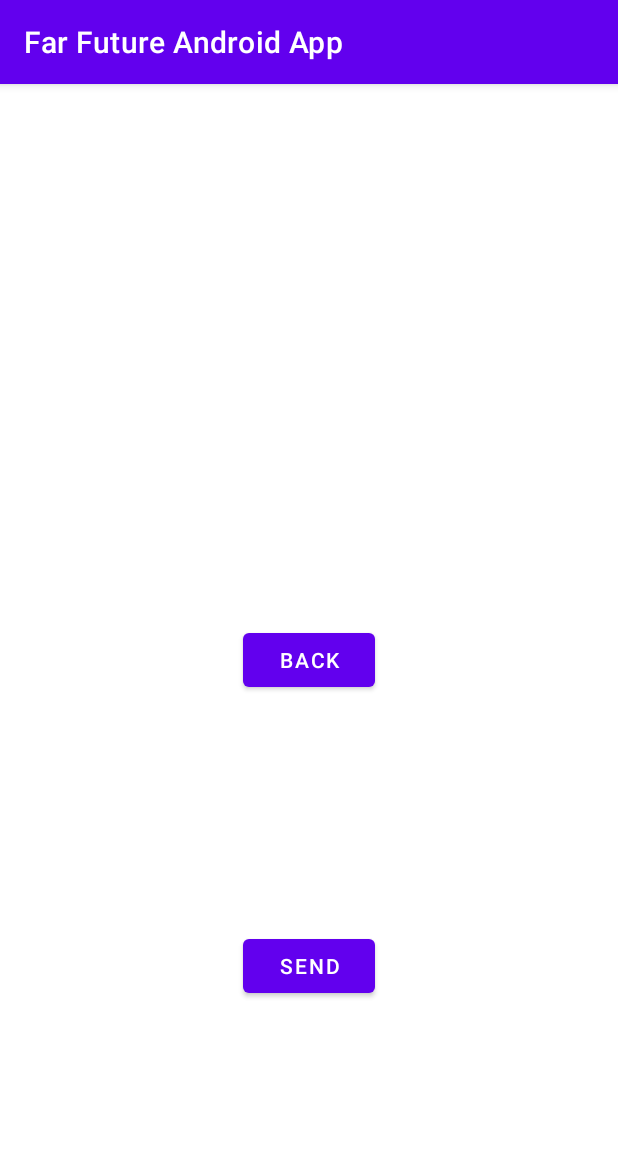
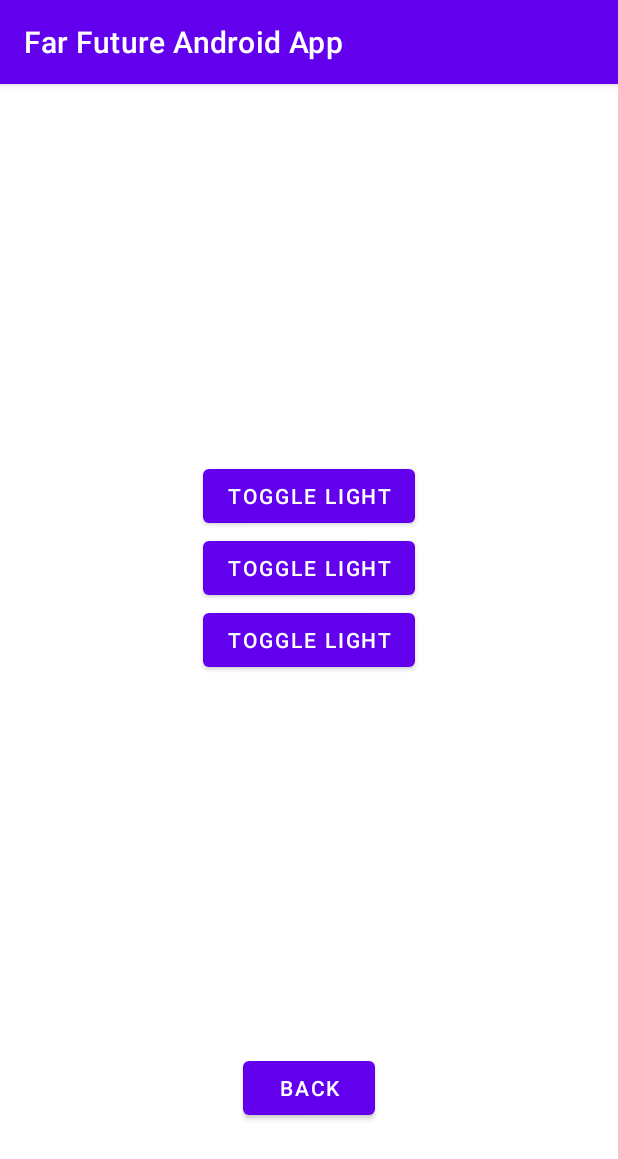
Before and after one commit to rgcesar/far-future, an Android app: the screen it shows after launch (Commands), after a tap on "REMOTE CONTROLS", on a phone screen of 412 x 824 dp. Shown: the top 1159 px of the screen. Run offline under Robolectric (Android 15) with nearby library versions, the phone set to English and light mode, and no system bars; libraries missing offline, so code that uses them is left out: com.amazonaws.mobile, com.amplifyframework, com.amplifyframework.api, com.amplifyframework.core, com.amplifyframework.kotlin and 2 more; 7 statements that could not run were skipped.

Commit message:
Continued web socket work
Now should be ready to send commands when we're ready for it.

```diff
--- a/FarFutureAndroidApp/app/build.gradle
+++ b/FarFutureAndroidApp/app/build.gradle
@@ -8,7 +8,7 @@ android {
 
     defaultConfig {
         applicationId "com.example.farfuture"
-        minSdkVersion 23
+        minSdkVersion 26
         targetSdkVersion 29
         versionCode 1
         versionName "1.0"
--- a/FarFutureAndroidApp/app/src/main/java/com/example/farfuture/FarFutureApp.kt
+++ b/FarFutureAndroidApp/app/src/main/java/com/example/farfuture/FarFutureApp.kt
@@ -6,20 +6,51 @@ import com.amplifyframework.api.rest.RestOptions
 import com.amplifyframework.kotlin.core.Amplify
 import io.socket.client.IO
 import io.socket.client.Socket
+import org.json.JSONObject
 import java.net.URI
 import java.net.URISyntaxException
 
+
+import java.time.LocalDateTime
+import java.time.ZoneId
+import java.time.format.FormatStyle
+import java.util.*
+import kotlin.collections.ArrayList
+import kotlin.concurrent.thread
+
+
 class FarFutureApp : Application() {
 
-    private val URL = "http://4e2fb8b750fc.ngrok.io/"
+    // private val URL = "http://4e2fb8b750fc.ngrok.io/"
+    private val URL = "http://f3de44f777b0.ngrok.io/"
     private var socket : Socket? = null
     private val SOCKET_TAG = "SocketIO"
+
+    var Time : MutableList<Date> = ArrayList<Date>()
+    var Tempurature : MutableList<Int> = ArrayList<Int>()
+    var Pressure : MutableList<Int> = ArrayList<Int>()
+    var Humidity : MutableList<Int> = ArrayList<Int>()
+    var LightLevel : MutableList<Int> = ArrayList<Int>()
 
     override fun onCreate() {
         super.onCreate()
 
 
-        // temp, pressure, humidity, light
+        // temp, pressure, humidity, light, waterlevel
+
+
+        val d1 : Date = parseDateString("2014-2-5 6:07:40")
+        val d2 : Date = parseDateString("2014-2-6 6:07:40")
+        val d3 : Date = parseDateString("2014-2-7 6:07:40")
+        val d4 : Date = parseDateString("2014-2-8 6:07:40")
+        val d5 : Date = parseDateString("2014-2-9 6:07:40")
+
+        //Time = arrayListOf(d1, d2, d3, d4, d5)
+        //Tempurature = arrayListOf(1, 2, 3, 4, 5)
+        //Pressure = arrayListOf(2, 2, 5, 4, 5)
+        //Humidity = arrayListOf(3, 2, 3, 4, 5)
+        //LightLevel = arrayListOf(4, 2, -1, 4, 5)
+
         try {
 
             val uri: URI = URI.create(URL)
@@ -36,6 +67,7 @@ class FarFutureApp : Application() {
         if (socket != null) {
             socket.on(Socket.EVENT_CONNECT) {
                 Log.i(SOCKET_TAG, "Socket connected.")
+
             }
             socket.on(Socket.EVENT_CONNECT_ERROR) {
                 Log.e(SOCKET_TAG, "Socket connection error")
@@ -44,15 +76,38 @@ class FarFutureApp : Application() {
                 Log.e(SOCKET_TAG, "Socket disconnected.")
             }
             socket.on("my response") { args ->
-                Log.d(SOCKET_TAG, args[0] as String)
+                //Log.d(SOCKET_TAG, args[0] as String)
+                socket.emit("server", "server")
             }
             socket.on("client") { args ->
                 Log.d(SOCKET_TAG, args[0] as String)
+                // time format "%Y-%m-%d %H:%M:%S"
+
+                val jsonObj = JSONObject(args[0] as String)
+                val time = jsonObj.getString("time")
+                val temp = jsonObj.getInt("temp")
+                val humidity = jsonObj.getInt("humidity")
+                val pressure = jsonObj.getInt("pressure")
+                val light = jsonObj.getInt("lightlevel")
+                Log.i(SOCKET_TAG, "Data received.")
+                Time.add(parseDateString(time))
+                Tempurature.add(temp)
+                Pressure.add(pressure)
+                Humidity.add(humidity)
+                LightLevel.add(light)
+
             }
             connectSocket()
+
+            Log.d(SOCKET_TAG, "End setup.")
         } else {
             Log.e(SOCKET_TAG, "Socket not initialized.")
         }
+        Log.d(SOCKET_TAG, "End setup.")
+
+
+
+
 
         /*
         try {
@@ -74,6 +129,7 @@ class FarFutureApp : Application() {
 
     fun connectSocket() {
         socket?.connect()
+
     }
 
     fun disconnectSocket() {
@@ -95,4 +151,26 @@ class FarFutureApp : Application() {
             "api"
         )
     }
+
+    fun parseDateString (dateString : String) : Date {
+        //"%Y-%m-%d %H:%M:%S"
+        var year : Int = 0
+        var month : Int = 0
+        var date : Int = 0
+        var hour : Int = 0
+        var minute : Int = 0
+        var second : Int = 0
+        val split = dateString.split("-", " ", ":")
+        year = split[0].toInt()
+        month = split[1].toInt()
+        date = split[2].toInt()
+        hour = split[3].toInt()
+        minute = split[4].toInt()
+        second = split[5].toInt()
+        val d1 : LocalDateTime = LocalDateTime.of(year, month, date, hour, minute, second)
+        return Date.from(d1.atZone(ZoneId.systemDefault()).toInstant())
+    }
+
+
+
 }
--- a/FarFutureAndroidApp/app/src/main/res/layout/activity_commands.xml
+++ b/FarFutureAndroidApp/app/src/main/res/layout/activity_commands.xml
@@ -7,28 +7,50 @@
     tools:context=".Commands">
 
     <Button
+        android:id="@+id/sendFButton"
+        android:layout_width="wrap_content"
+        android:layout_height="wrap_content"
+        android:onClick="send_fan_command"
+        android:text="@string/send_light_command"
+        app:layout_constraintBottom_toTopOf="@id/sendLButton"
+        app:layout_constraintLeft_toLeftOf="parent"
+        app:layout_constraintRight_toRightOf="parent"
+        app:layout_constraintTop_toTopOf="parent"
+        app:layout_constraintVertical_chainStyle="packed" />
+
+    <Button
+        android:id="@+id/sendLButton"
+        android:layout_width="wrap_content"
+        android:layout_height="wrap_content"
+        android:onClick="send_light_command"
+        android:text="@string/send_light_command"
+        app:layout_constraintBottom_toTopOf="@id/sendWButton"
+        app:layout_constraintLeft_toLeftOf="parent"
+        app:layout_constraintRight_toRightOf="parent"
+        app:layout_constraintTop_toBottomOf="@id/sendFButton" />
+
+    <Button
+        android:id="@+id/sendWButton"
+        android:layout_width="wrap_content"
+        android:layout_height="wrap_content"
+        android:onClick="send_water_command"
+        android:text="@string/send_light_command"
+        app:layout_constraintBottom_toTopOf="@id/backButton"
+        app:layout_constraintLeft_toLeftOf="parent"
+        app:layout_constraintRight_toRightOf="parent"
+        app:layout_constraintTop_toBottomOf="@id/sendLButton" />
+
+    <Button
         android:id="@+id/backButton"
         android:layout_width="wrap_content"
         android:layout_height="wrap_content"
+        android:onClick="onBackClick"
         android:text="@string/back"
-        android:onClick="onBackClick"
-        app:layout_constraintTop_toTopOf="parent"
+        app:layout_constraintBottom_toBottomOf="parent"
         app:layout_constraintLeft_toLeftOf="parent"
         app:layout_constraintRight_toRightOf="parent"
-        app:layout_constraintBottom_toBottomOf="parent"
-        />
-
-    <Button
-        android:id="@+id/sendButton"
-        android:layout_width="wrap_content"
-        android:layout_height="wrap_content"
-        android:text="send"
-        android:onClick="onBackClick"
-        app:layout_constraintTop_toBottomOf="@id/backButton"
-        app:layout_constraintLeft_toLeftOf="parent"
-        app:layout_constraintRight_toRightOf="parent"
-        app:layout_constraintBottom_toBottomOf="parent"
-        />
+        app:layout_constraintTop_toBottomOf="@id/sendLButton"
+        app:layout_constraintVertical_bias="0.8" />
 
 
 </androidx.constraintlayout.widget.ConstraintLayout>
--- a/FarFutureAndroidApp/app/src/main/res/values/strings.xml
+++ b/FarFutureAndroidApp/app/src/main/res/values/strings.xml
@@ -11,6 +11,9 @@
     <string name="hello_second_fragment">Hello second fragment. Arg: %1$s</string>
 
     <string name="back">Back</string>
+    <string name="send_fan_command">Toggle fan</string>
+    <string name="send_light_command">Toggle light</string>
+    <string name="send_water_command">Toggle water</string>
     <string name="goto_graph">Plant History</string>
     <string name="goto_commands">Remote Controls</string>
     <string name="goto_settings">Settings</string>
@@ -20,5 +23,6 @@
         <item>Humidity</item>
         <item>Temperature</item>
         <item>Light Level</item>
+        <item>Pressure</item>
     </string-array>
 </resources>
```
Also changed, not shown: FarFutureAndroidApp/app/src/main/java/com/example/farfuture/Commands.kt (+21 -4 lines), FarFutureAndroidApp/app/src/main/java/com/example/farfuture/DataGraph.kt (+63 -21 lines), FarFutureAndroidApp/app/src/main/java/com/example/farfuture/FirstFragment.kt (deleted, +0 -31 lines), FarFutureAndroidApp/app/src/main/java/com/example/farfuture/SecondFragment.kt (deleted, +0 -31 lines), FarFutureAndroidApp/app/src/main/res/layout/fragment_first.xml (deleted, +0 -28 lines), FarFutureAndroidApp/app/src/main/res/layout/fragment_second.xml (deleted, +0 -27 lines).
